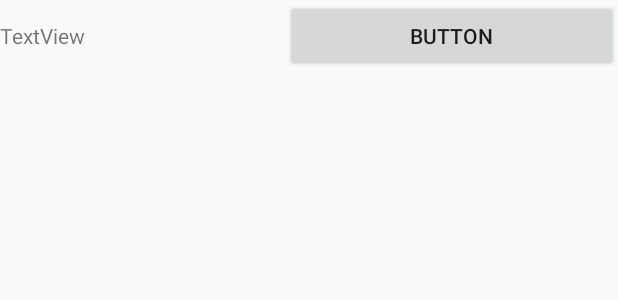
After one commit to nk5jp/Saifu2, an Android app: the layout fragment_main.xml on its own in the app's theme, with its tools: preview values and no code run, on a phone screen of 412 x 824 dp. The commit adds this screen. Shown: the top 300 px of the screen. Run offline under Robolectric (Android 15) with nearby library versions, the phone set to English and light mode, and no system bars.

Commit message:
Use Fragment.

```diff
--- a/app/build.gradle
+++ b/app/build.gradle
@@ -22,6 +22,8 @@ dependencies {
     implementation fileTree(dir: 'libs', include: ['*.jar'])
     implementation 'com.android.support.constraint:constraint-layout:1.1.3'
     implementation 'com.android.support:drawerlayout:28.0.0-alpha1'
+    implementation 'com.android.support:support-fragment:28.0.0-alpha1'
+    implementation 'com.android.support:appcompat-v7:28.0.0-alpha1'
     testImplementation 'junit:junit:4.12'
     androidTestImplementation 'androidx.test.espresso:espresso-core:3.1.0'
     androidTestImplementation 'androidx.test.ext:junit:1.0.0'
--- /dev/null
+++ b/app/src/main/res/layout/fragment_main.xml
@@ -0,0 +1,20 @@
+<?xml version="1.0" encoding="utf-8"?>
+<android.widget.LinearLayout xmlns:android="http://schemas.android.com/apk/res/android"
+    android:layout_width="match_parent"
+    android:layout_height="match_parent"
+    android:orientation="horizontal">
+
+    <TextView
+        android:id="@+id/textView"
+        android:layout_width="wrap_content"
+        android:layout_height="wrap_content"
+        android:layout_weight="1"
+        android:text="TextView" />
+
+    <Button
+        android:id="@+id/button"
+        android:layout_width="wrap_content"
+        android:layout_height="wrap_content"
+        android:layout_weight="1"
+        android:text="Button" />
+</android.widget.LinearLayout>
--- a/app/src/main/res/values/styles.xml
+++ b/app/src/main/res/values/styles.xml
@@ -1,8 +1,11 @@
 <resources>
 
     <!-- Base application theme. -->
-    <style name="AppTheme" parent="android:Theme.Material.Light.DarkActionBar">
+    <style name="AppTheme" parent="Theme.AppCompat.Light.DarkActionBar">
         <!-- Customize your theme here. -->
     </style>
 
+    <style name="AppTheme.FullScreen" parent="Theme.AppCompat.Light.NoActionBar">
+    </style>
+
 </resources>
```
Also changed, not shown: app/src/main/java/jp/nk5/saifu2/MainActivity.java (+20 -6 lines), app/src/main/java/jp/nk5/saifu2/fragment/MainFragment.java (added, +26 -0 lines), app/src/main/java/jp/nk5/saifu2/fragment/MenuFragment.java (added, +60 -0 lines), app/src/main/res/layout/activity_main.xml (+8 -10 lines), app/src/main/res/layout/fragment_menu.xml (added, +12 -0 lines).
